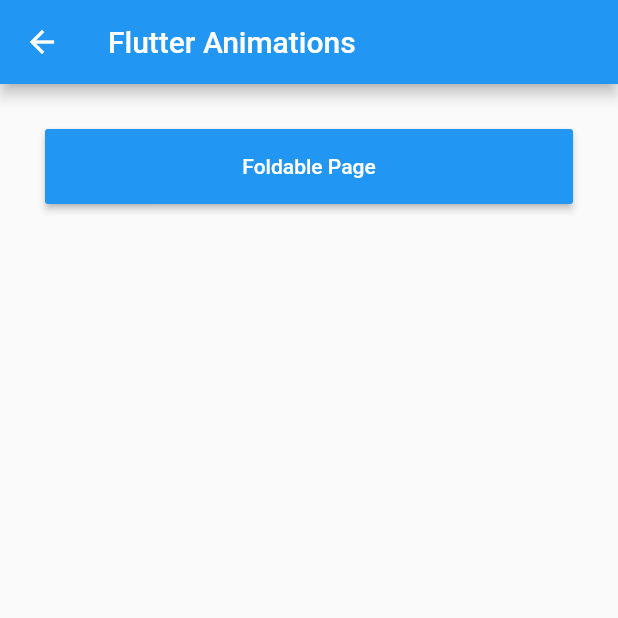
After one commit to goldvenus/Flutter-Sample, a Flutter app: the MainAnimations screen opened directly, on a phone screen of 412 x 824 dp, the top half of it. The commit adds this screen. Run offline on Flutter 3.47's test engine with Material 2 defaults, Android fonts, the phone set to English and light mode, and no system bars; network calls fail.

Commit message:
flutter samples updated

```diff
--- /dev/null
+++ b/lib/animations/main_animations.dart
@@ -0,0 +1,39 @@
+import 'package:flutter/material.dart';
+import 'package:flutter_samples/animations/foldable_animation.dart';
+import 'package:flutter_samples/main.dart';
+
+class MainAnimations extends StatefulWidget {
+  @override
+  MainAnimationsState createState() {
+    return new MainAnimationsState();
+  }
+}
+
+class MainAnimationsState extends State<MainAnimations> {
+  onButtonTap(Widget page) {
+    Navigator.push(
+        context, MaterialPageRoute(builder: (BuildContext context) => page));
+  }
+
+  @override
+  Widget build(BuildContext context) {
+    return Scaffold(
+      appBar: AppBar(
+        title: Text("Flutter Animations"),
+      ),
+      body: Padding(
+        padding: EdgeInsets.all(15.0),
+        child: ListView(
+          children: <Widget>[
+            MyMenuButton(
+              title: "Foldable Page",
+              actionTap: () {
+                onButtonTap(FoldablePage());
+              },
+            ),
+          ],
+        ),
+      ),
+    );
+  }
+}
--- a/lib/main.dart
+++ b/lib/main.dart
@@ -1,4 +1,5 @@
 import 'package:flutter/material.dart';
+import 'package:flutter_samples/animations/main_animations.dart';
 import 'package:flutter_samples/app_clone/android_messages/android_messages_page.dart';
 import 'package:flutter_samples/collapsing_toolbar/main_collapsing_toolbar.dart';
 import 'package:flutter_samples/fetch_data/main_fetch_data.dart';
@@ -78,6 +79,12 @@ class MyAppState extends State<MyApp> {
                 onButtonTap(AndroidMessagesPage());
               },
             ),
+            MyMenuButton(
+              title: "Animations",
+              actionTap: () {
+                onButtonTap(MainAnimations());
+              },
+            ),
           ],
         ),
       ),
```
Also changed, not shown: lib/animations/foldable_animation.dart (added, +168 -0 lines), 1 other file.
